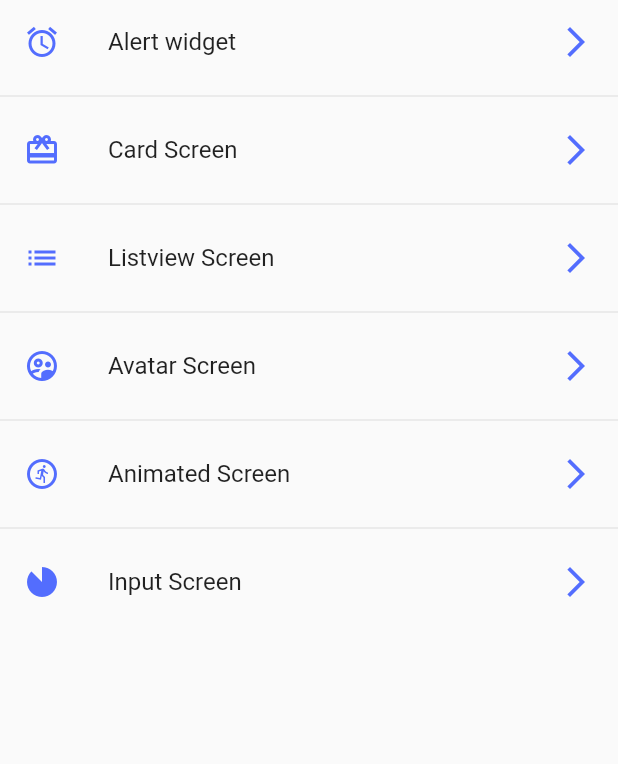
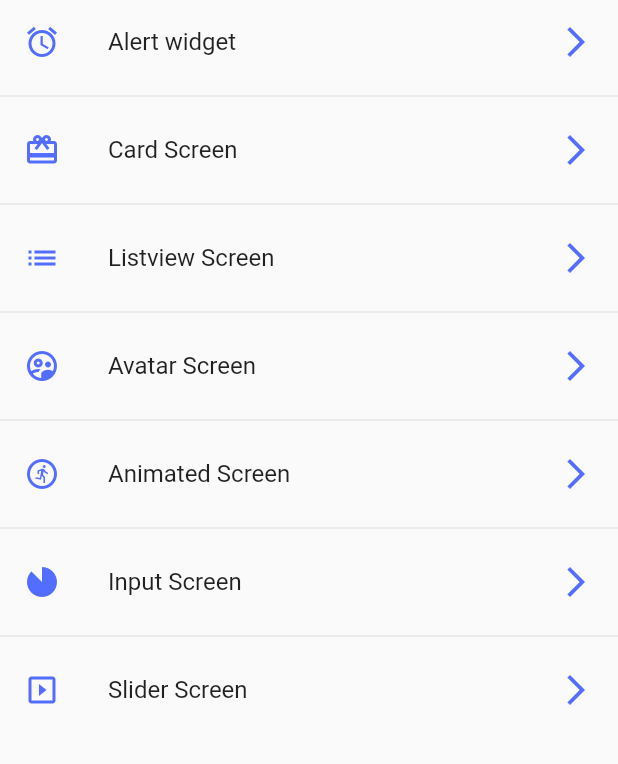
Before and after one commit to leodrumers/flutterWidgets, a Flutter app: the screen it shows after launch, on a phone screen of 412 x 824 dp, the part 84-848 px from its top. Run offline on Flutter 3.47's test engine with Material 2 defaults, Android fonts, the phone set to English and light mode, and no system bars.

Commit message:
Slider boilderplate 94

```diff
--- a/lib/router/app_routes.dart
+++ b/lib/router/app_routes.dart
@@ -38,6 +38,11 @@ class AppRoutes {
         name: 'Input Screen',
         screen: const InputScreen(),
         icon: Icons.incomplete_circle),
+    MenuOption(
+        route: 'slider',
+        name: 'Slider Screen',
+        screen: const SliderScreen(),
+        icon: Icons.slideshow),
   ];
 
   static Map<String, Widget Function(BuildContext)> getAppRoutes() {
--- a/lib/screens/index.dart
+++ b/lib/screens/index.dart
@@ -4,3 +4,4 @@ export 'package:components/screens/home_screen.dart';
 export 'package:components/screens/listview_screen.dart';
 export 'package:components/screens/avatar_screen.dart';
 export 'package:components/screens/animated_screen.dart';
+export 'package:components/screens/slider_screen.dart';
```
Also changed, not shown: lib/screens/slider_screen.dart (added, +14 -0 lines).
